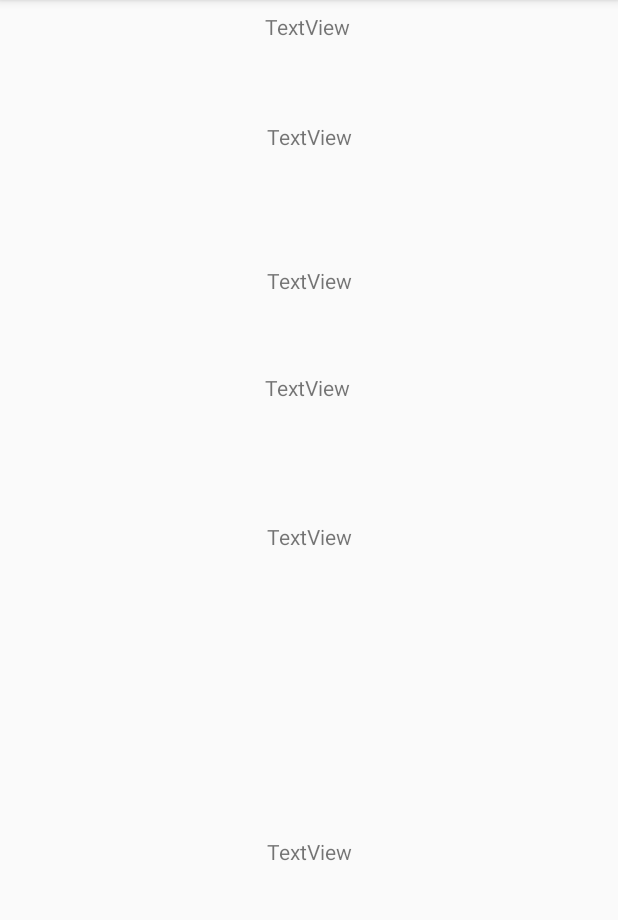
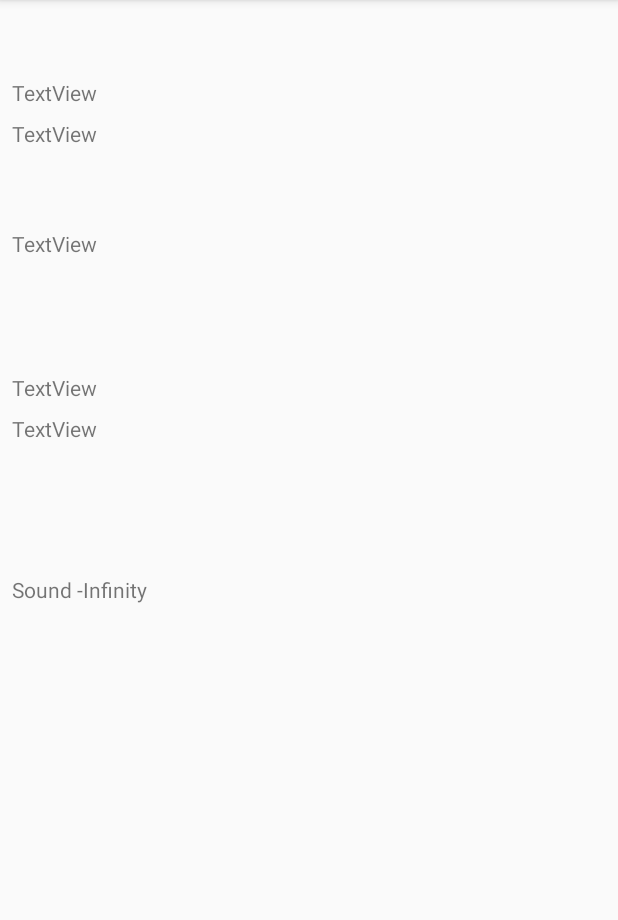
Before and after one commit to ly-abdourahamane/DiceRoll, an Android app: the screen it shows after launch (MainActivity), on a phone screen of 412 x 824 dp, the part 84-1004 px from its top. Run offline under Robolectric (Android 15) with nearby library versions, the phone set to English and light mode, and no system bars.

Commit message:
add touch and debbug sound

```diff
--- a/app/src/main/AndroidManifest.xml
+++ b/app/src/main/AndroidManifest.xml
@@ -1,6 +1,7 @@
 <?xml version="1.0" encoding="utf-8"?>
 <manifest xmlns:android="http://schemas.android.com/apk/res/android"
     package="com.android.diceroll">
+    <uses-permission android:name="android.permission.RECORD_AUDIO" /> <!-- Needed only if your app targets Android 5.0 (API level 21) or higher. -->
 
     <application
         android:allowBackup="true"
--- a/app/src/main/java/com/android/diceroll/MainActivity.java
+++ b/app/src/main/java/com/android/diceroll/MainActivity.java
@@ -1,13 +1,111 @@
 package com.android.diceroll;
 
+import android.Manifest;
+import android.content.pm.PackageManager;
+import android.media.MediaRecorder;
+import android.os.Handler;
+import android.support.annotation.NonNull;
+import android.support.v4.app.ActivityCompat;
 import android.support.v7.app.AppCompatActivity;
 import android.os.Bundle;
+import android.view.MotionEvent;
+import android.view.View;
+import android.widget.TextView;
 
-public class MainActivity extends AppCompatActivity {
+import java.io.IOException;
 
+public class MainActivity extends AppCompatActivity implements View.OnTouchListener {
+
+    private MediaRecorder mRecorder= new MediaRecorder();;
+    private Handler mHandler;
     @Override
     protected void onCreate(Bundle savedInstanceState) {
         super.onCreate(savedInstanceState);
+
         setContentView(R.layout.activity_main);
+        mHandler = new Handler();
+
+        View view = findViewById(R.id.mainLinearLayout);
+        view.setOnTouchListener(this);
+
+        if (ActivityCompat.checkSelfPermission(this, Manifest.permission.RECORD_AUDIO) != PackageManager.PERMISSION_GRANTED) {
+            ActivityCompat.requestPermissions(
+                    MainActivity.this,
+                    new String[]{Manifest.permission.RECORD_AUDIO},
+                    1);
+            //location = androidLocationManager.getLastKnownLocation(LocationManager.GPS_PROVIDER);
+        } else {
+            //location = androidLocationManager.getLastKnownLocation(LocationManager.GPS_PROVIDER);
+
+
+            mRecorder = new MediaRecorder();
+            mRecorder.setAudioSource(MediaRecorder.AudioSource.MIC);
+            mRecorder.setOutputFormat(MediaRecorder.OutputFormat.THREE_GPP);
+            mRecorder.setAudioEncoder(MediaRecorder.AudioEncoder.AMR_NB);
+            mRecorder.setOutputFile("/dev/null");
+            try {
+                mRecorder.prepare();
+            } catch (IllegalStateException e) {
+                e.printStackTrace();
+            } catch (IOException e) {
+                e.printStackTrace();
+            }
+            mSleepTask.run();
+
+        }
+    }
+    private Runnable mSleepTask = new Runnable() {
+        public void run() {
+            mRecorder.start();
+            mHandler.postDelayed(eventSound, 1000);
+        }
+    };
+
+    @Override
+    public boolean onTouch(View v, MotionEvent event) {
+        float posx = event.getX();
+        float posy = event.getY();
+        TextView b = findViewById(R.id.textView11);
+        b.setText("Touched "+ posx + " " + posy);
+        return false;
+    }
+
+    private Runnable eventSound = new Runnable() {
+        public void run() {
+            Double amp = 190 * Math.log10(mRecorder.getMaxAmplitude() / 2700.0);
+            TextView b = findViewById(R.id.textView10);
+            b.setText("Sound "+ amp  );
+
+
+            mHandler.postDelayed(eventSound, 1000);
+        }
+    };
+
+    @Override
+    public void onRequestPermissionsResult(int requestCode, @NonNull String[] permissions,
+                                           @NonNull int[] grantResults) {
+        super.onRequestPermissionsResult(requestCode, permissions, grantResults);
+
+        switch (requestCode) {
+            case 1:
+                if (grantResults[0] == PackageManager.PERMISSION_GRANTED) {
+                    mRecorder = new MediaRecorder();
+                    mRecorder.setAudioSource(MediaRecorder.AudioSource.MIC);
+                    mRecorder.setOutputFormat(MediaRecorder.OutputFormat.THREE_GPP);
+                    mRecorder.setAudioEncoder(MediaRecorder.AudioEncoder.AMR_NB);
+                    mRecorder.setOutputFile("/dev/null");
+                    try {
+                        mRecorder.prepare();
+                    } catch (IllegalStateException e) {
+                        e.printStackTrace();
+                    } catch (IOException e) {
+                        e.printStackTrace();
+                    }
+                    mSleepTask.run();
+                } else {
+                    //User denied Permission.
+                }
+                break;
+        }
     }
 }
--- a/app/src/main/res/layout/activity_main.xml
+++ b/app/src/main/res/layout/activity_main.xml
@@ -2,9 +2,30 @@
 <android.support.constraint.ConstraintLayout xmlns:android="http://schemas.android.com/apk/res/android"
     xmlns:app="http://schemas.android.com/apk/res-auto"
     xmlns:tools="http://schemas.android.com/tools"
+    android:id="@+id/mainLayout"
     android:layout_width="match_parent"
     android:layout_height="match_parent"
+    android:visibility="visible"
     tools:context=".MainActivity">
+
+    <LinearLayout
+        android:id="@+id/mainLinearLayout"
+        android:layout_width="match_parent"
+        android:layout_height="match_parent"
+        android:orientation="vertical">
+
+        <TextView
+            android:id="@+id/textView9"
+            android:layout_width="wrap_content"
+            android:layout_height="wrap_content"
+            android:layout_marginStart="8dp"
+            android:layout_marginTop="52dp"
+            android:layout_marginEnd="8dp"
+            android:text="TextView"
+            app:layout_constraintEnd_toEndOf="parent"
+            app:layout_constraintHorizontal_bias="0.498"
+            app:layout_constraintStart_toStartOf="parent"
+            app:layout_constraintTop_toBottomOf="@+id/textView12" />
 
         <TextView
             android:id="@+id/textView"
@@ -33,30 +54,17 @@
             app:layout_constraintTop_toBottomOf="@+id/textView" />
 
         <TextView
-        android:id="@+id/textView9"
+            android:id="@+id/textView12"
             android:layout_width="wrap_content"
             android:layout_height="wrap_content"
             android:layout_marginStart="8dp"
-        android:layout_marginTop="52dp"
-        android:layout_marginEnd="8dp"
-        android:text="TextView"
-        app:layout_constraintEnd_toEndOf="parent"
-        app:layout_constraintHorizontal_bias="0.498"
-        app:layout_constraintStart_toStartOf="parent"
-        app:layout_constraintTop_toBottomOf="@+id/textView12" />
-
-    <TextView
-        android:id="@+id/textView10"
-        android:layout_width="wrap_content"
-        android:layout_height="wrap_content"
-        android:layout_marginStart="8dp"
-        android:layout_marginTop="80dp"
+            android:layout_marginTop="76dp"
             android:layout_marginEnd="8dp"
             android:text="TextView"
             app:layout_constraintEnd_toEndOf="parent"
             app:layout_constraintHorizontal_bias="0.501"
             app:layout_constraintStart_toStartOf="parent"
-        app:layout_constraintTop_toBottomOf="@+id/textView9" />
+            app:layout_constraintTop_toBottomOf="@+id/textView8" />
 
         <TextView
             android:id="@+id/textView11"
@@ -73,16 +81,17 @@
             app:layout_constraintTop_toBottomOf="@+id/textView10" />
 
         <TextView
-        android:id="@+id/textView12"
+            android:id="@+id/textView10"
             android:layout_width="wrap_content"
             android:layout_height="wrap_content"
             android:layout_marginStart="8dp"
-        android:layout_marginTop="76dp"
+            android:layout_marginTop="80dp"
             android:layout_marginEnd="8dp"
             android:text="TextView"
             app:layout_constraintEnd_toEndOf="parent"
             app:layout_constraintHorizontal_bias="0.501"
             app:layout_constraintStart_toStartOf="parent"
-        app:layout_constraintTop_toBottomOf="@+id/textView8" />
+            app:layout_constraintTop_toBottomOf="@+id/textView9" />
+    </LinearLayout>
 
 </android.support.constraint.ConstraintLayout>
```
Lines whose indentation alone changed are shown as unchanged.
